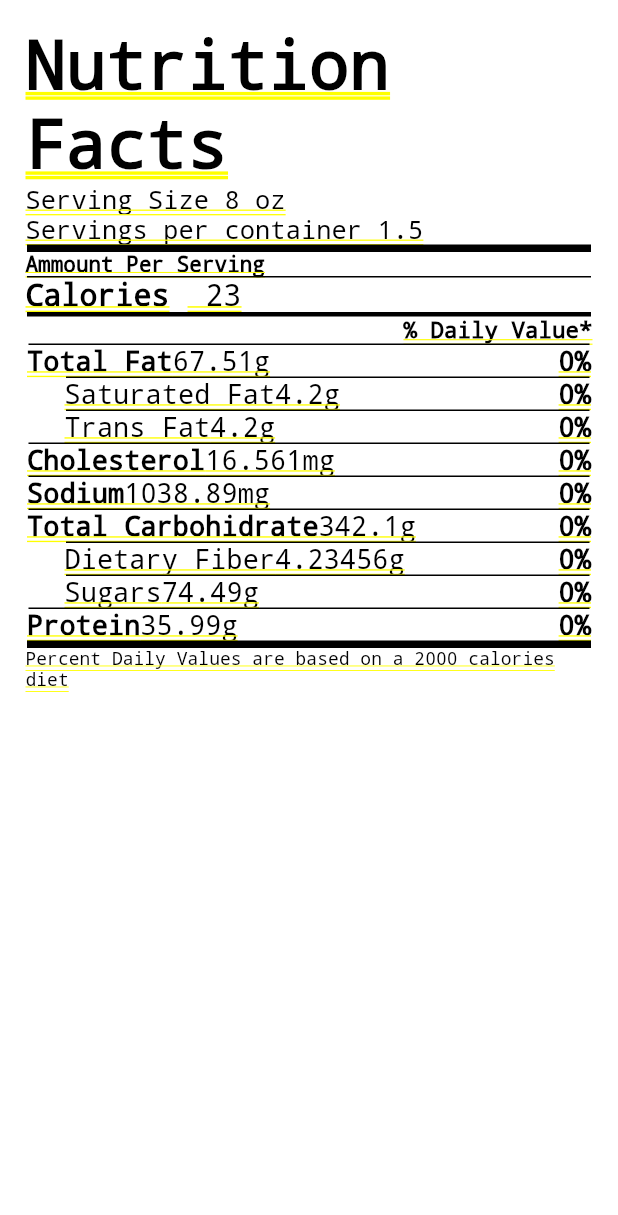
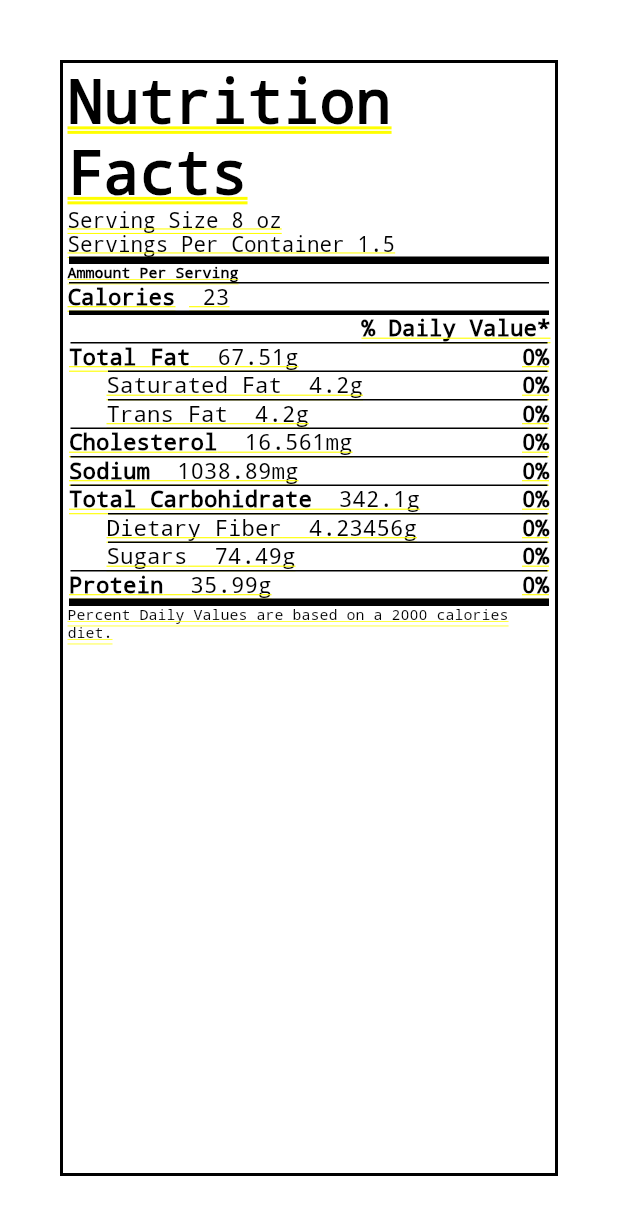
Before and after one commit to doctorcorral/nutrition_facts, a Flutter app: the screen it shows after launch, on a phone screen of 412 x 824 dp. Shown: the top 1215 px of the screen. Run offline on Flutter 3.47's test engine with Material 2 defaults, Android fonts, the phone set to English and light mode, and no system bars.

Commit message:
change reduce  overall size

```diff
--- a/lib/main.dart
+++ b/lib/main.dart
@@ -25,11 +25,14 @@ class nutritionFactsState extends State<nutritionFacts> {
   @override
   Widget build(BuildContext context) {
     return Container(
-      padding: EdgeInsets.all(5.0),
+      padding: EdgeInsets.all(40.0),
+      color: Colors.white,
+      child: Container(
+        padding: EdgeInsets.all(1.0),
         decoration: BoxDecoration(
-          border: new Border.all(color: Colors.white, width: 4.0)),
+            border: new Border.all(color: Colors.black, width: 2.0)),
         child: Container(
-        padding: EdgeInsets.all(8.0),
+          padding: EdgeInsets.all(2.0),
           color: Colors.white,
           child: Column(
             children: <Widget>[
@@ -39,6 +42,7 @@ class nutritionFactsState extends State<nutritionFacts> {
             ],
           ),
         ),
+      ),
     );
   }
 }
--- a/lib/nutrirender/nutrirender.dart
+++ b/lib/nutrirender/nutrirender.dart
@@ -30,6 +30,8 @@ final nutrientData = {
 };
 
 Widget nutrientValues() {
+  //final n = (1.3456).toStringAsFixed(2);
+  //final s = double.parse("1.2345");
   final nutrientTypes = [
     {"nutrient": "FAT", "name": "Total Fat", "sub": false},
     {"nutrient": "SATFAT", "name": "Saturated Fat", "sub": true},
@@ -68,17 +70,17 @@ Widget nutriHeader() {
         "Nutrition Facts",
         textAlign: TextAlign.left,
         style: TextStyle(
-            color: Colors.black, fontSize: 45.0, fontWeight: FontWeight.w700),
+            color: Colors.black, fontSize: 40.0, fontWeight: FontWeight.w700),
       ),
       Text(
         "Serving Size 8 oz",
         style: TextStyle(
-            fontSize: 17.0, color: Colors.black, fontWeight: FontWeight.w400),
+            fontSize: 14.0, color: Colors.black, fontWeight: FontWeight.w400),
       ),
       Text(
-        "Servings per container 1.5",
+        "Servings Per Container 1.5",
         style: TextStyle(
-            fontSize: 17.0, color: Colors.black, fontWeight: FontWeight.w400),
+            fontSize: 14.0, color: Colors.black, fontWeight: FontWeight.w400),
       ),
       Container(
         margin: EdgeInsetsDirectional.only(start: 1.0, end: 1.0),
@@ -88,7 +90,7 @@ Widget nutriHeader() {
       Text(
         "Ammount Per Serving",
         style: TextStyle(
-            fontSize: 14.0, color: Colors.black, fontWeight: FontWeight.w900),
+            fontSize: 10.0, color: Colors.black, fontWeight: FontWeight.w800),
       ),
       Container(
         margin: EdgeInsetsDirectional.only(start: 1.0, end: 1.0),
@@ -99,12 +101,12 @@ Widget nutriHeader() {
         Text(
           "Calories ",
           style: TextStyle(
-              fontSize: 20.0, color: Colors.black, fontWeight: FontWeight.w900),
+              fontSize: 15.0, color: Colors.black, fontWeight: FontWeight.w900),
         ),
         Text(
           " 23",
           style: TextStyle(
-              fontSize: 20.0, color: Colors.black, fontWeight: FontWeight.w500),
+              fontSize: 15.0, color: Colors.black, fontWeight: FontWeight.w500),
         ),
       ]),
       Container(
@@ -131,7 +133,7 @@ Widget nutrientLiner({
   sub: false,
   unit: "g",
 }) {
-  final textSize = 18.0;
+  final textSize = 15.0;
   final textWeight1 = FontWeight.w900;
   final textWeight2 = FontWeight.w500;
   return Container(
@@ -153,7 +155,7 @@ Widget nutrientLiner({
                   fontWeight: (sub) ? textWeight2 : textWeight1),
             ),
             Text(
-              "${qty}${unit}",
+              "  ${qty}${unit}",
               style: TextStyle(
                   fontSize: textSize,
                   color: Colors.black,
@@ -185,9 +187,9 @@ Widget footerCalories({caloriesNum: 2000}) {
           color: Colors.black,
         ),
         Text(
-          "Percent Daily Values are based on a ${caloriesNum} calories diet",
+          "Percent Daily Values are based on a ${caloriesNum} calories diet.",
           style: TextStyle(
-              fontSize: 12.0, color: Colors.black, fontWeight: FontWeight.w400),
+              fontSize: 10.0, color: Colors.black, fontWeight: FontWeight.w400),
         )
       ]);
 }
```
Lines whose indentation alone changed are shown as unchanged.
